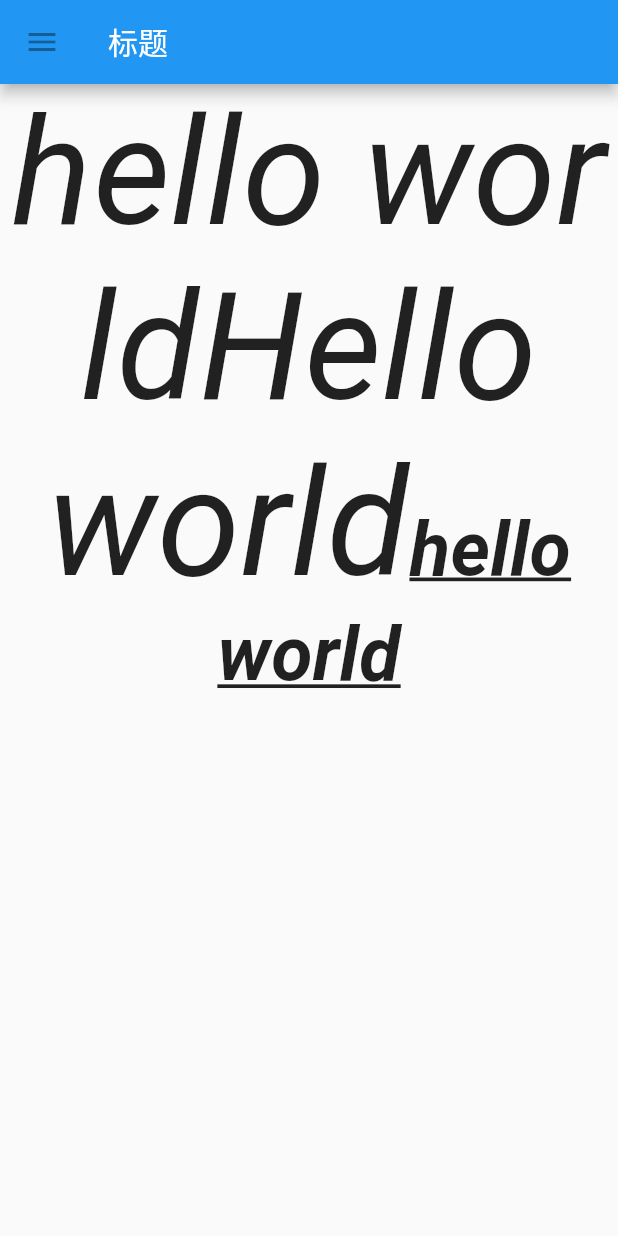
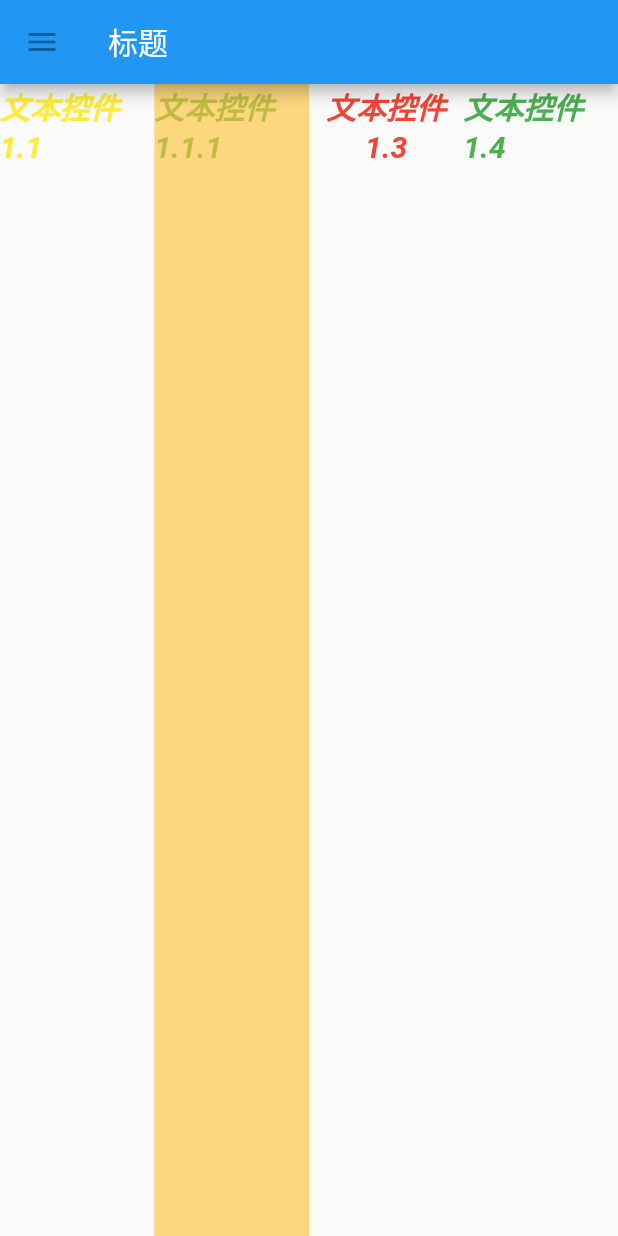
Before and after one commit to sunshinewei/flutter_app_demo, a Flutter app: the screen it shows after launch, on a phone screen of 412 x 824 dp. Run offline on Flutter 3.47's test engine with Material 2 defaults, Android fonts, the phone set to English and light mode, and no system bars.

Commit message:
add rom and column

```diff
--- a/lib/main.dart
+++ b/lib/main.dart
@@ -21,10 +21,122 @@ class MyApp extends StatelessWidget {
         ),
         title: Text('标题'),
       ),
-      body: TestTextRich(),
+      body: TestRow(),
     );
   }
 }
+
+class TestStack extends StatelessWidget {
+  @override
+  Widget build(BuildContext context) {
+    // TODO: implement build
+    return new Stack(
+      children: <Widget>[
+        Text(
+          "文本控件1.1",
+          textAlign: TextAlign.left,
+          style: TextStyle(
+            fontWeight: FontWeight.bold,
+            fontSize: 20,
+            fontStyle: FontStyle.italic,
+            color: Colors.yellow,
+          ),
+        ),
+
+      ],
+    );
+  }
+
+}
+
+
+class TestRow extends StatelessWidget {
+  @override
+  Widget build(BuildContext context) {
+    // TODO: implement build
+    return Row(
+
+      crossAxisAlignment: CrossAxisAlignment.start,
+      mainAxisSize: MainAxisSize.min,
+
+      children: <Widget>[
+        Expanded(
+          child: Text(
+            "文本控件1.1",
+            textAlign: TextAlign.left,
+            style: TextStyle(
+              fontWeight: FontWeight.bold,
+              fontSize: 20,
+              fontStyle: FontStyle.italic,
+              color: Colors.yellow,
+            ),
+          ),
+        ),
+        Expanded(
+            child: Stack(
+              alignment: Alignment(100, 200),
+              fit: StackFit.expand,
+              children: <Widget>[
+                Text(
+                  "文本控件1.1.1",
+                  textAlign: TextAlign.left,
+                  style: TextStyle(
+                    fontWeight: FontWeight.bold,
+                    fontSize: 20,
+                    fontStyle: FontStyle.italic,
+                    color: Colors.green,
+                  ),
+                ),
+                new Opacity(
+                  opacity: 0.3,
+                  child: new Container(
+                    width: 200.0,
+                    height: 200.0,
+                    color: Colors.red,
+                  ),
+                ),
+                new Opacity(
+                  opacity: 0.5,
+                  child: new Container(
+                    width: 200.0,
+                    height: 200.0,
+                    color: Colors.yellow,
+                  ),
+                ),
+
+              ],
+            )
+        ),
+        Expanded(
+          child: Text(
+            "文本控件1.3",
+            textAlign: TextAlign.center,
+            style: TextStyle(
+              fontWeight: FontWeight.bold,
+              fontSize: 20,
+              fontStyle: FontStyle.italic,
+              color: Colors.red,
+            ),
+          ),
+        ),
+        Expanded(
+          child: Text(
+            "文本控件1.4",
+            textAlign: TextAlign.left,
+            style: TextStyle(
+              fontWeight: FontWeight.bold,
+              fontSize: 20,
+              fontStyle: FontStyle.italic,
+              color: Colors.green,
+            ),
+          ),
+        ),
+      ],
+    );
+  }
+
+}
+
 
 class TestText extends StatelessWidget {
   Paint mPaint;
@@ -104,8 +216,4 @@ class TestTextRich extends StatelessWidget {
       textAlign: TextAlign.center,
     );
   }
-
 }
-
-class TestGestureDetector extends GestureDetector {
-}
```
